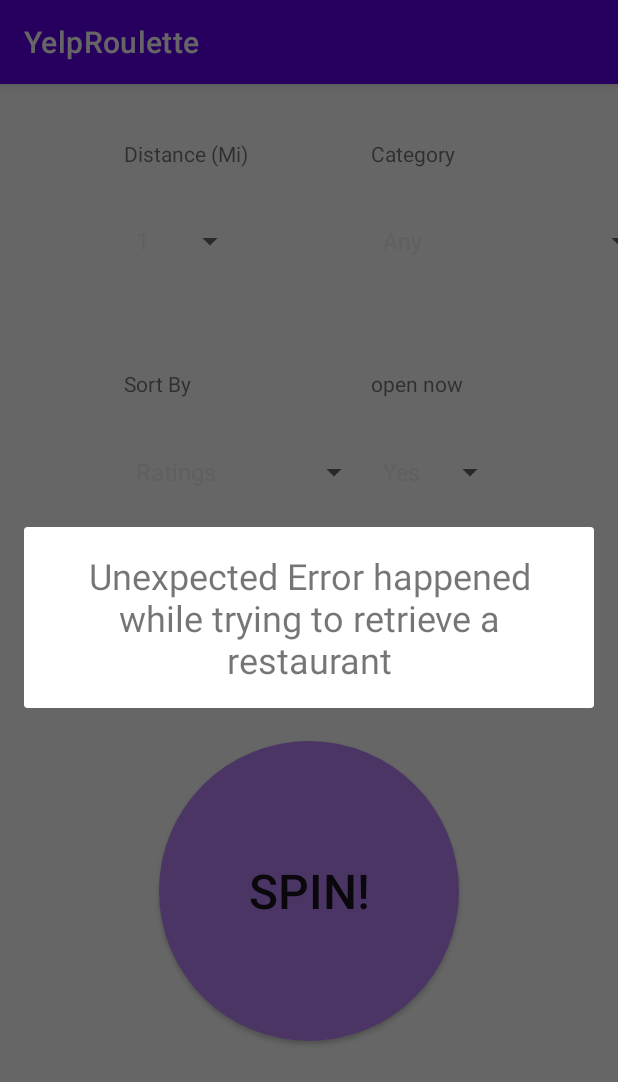
After one commit to chrishernan/YelpRoulette, an Android app: the fragment ErrorDialogFragment placed in its activity, on a phone screen of 412 x 824 dp. The commit adds this screen. Shown: the top 1082 px of the screen. Run offline under Robolectric (Android 15) with nearby library versions, the phone set to English and light mode, and no system bars; our stand-ins replace Dagger/Hilt's generated code, Room's generated code, Timber.

Commit message:
Added code to handle error scenario and null (no business) scenario.

```diff
--- a/app/src/main/java/com/example/yelproulette/IO/Repository.kt
+++ b/app/src/main/java/com/example/yelproulette/IO/Repository.kt
@@ -34,7 +34,7 @@
 
     /**
      * Fetches businesses when category is specifed (not equal to "Any")
-     * TODO add way to catch if we get back 0 results from request
+     *
      */
     suspend fun fetchCategoryBusiness(address : String,
                                       radius : String,
@@ -176,6 +176,8 @@
      * Adds all spinner/dropdown mappings to the Room database to use in our API calls
      */
     fun addAllMappingsToDB() {
+        categoryMapDao.delete("French")
+        Timber.e(categoryMapDao.getApiCategoryName("French"))
         for(i in categoryMapStringArray.toList()) {
             val splitString = i.split(",").toTypedArray()
             categoryMapDao.insert(splitString[0],splitString[1])
@@ -185,6 +187,7 @@
             val splitString = j.split(",").toTypedArray()
             sortByMapDao.insert(splitString[0],splitString[1])
         }
+        Timber.e(categoryMapDao.getApiCategoryName("French"))
         Timber.e("Room DB Populated")
     }
 
--- a/app/src/main/java/com/example/yelproulette/ViewModel/YelpViewModel.kt
+++ b/app/src/main/java/com/example/yelproulette/ViewModel/YelpViewModel.kt
@@ -21,7 +21,6 @@
 
     private val viewModelCoroutineScope = CoroutineScope(Dispatchers.IO + SupervisorJob())
     var randomYelpRestaurant = MutableLiveData<Result<BusinessesItem?>>()
-    //todo test what happens when result returns an error of some kind. and see if we handle it well
     private val coroutineExceptionHandler = CoroutineExceptionHandler { coroutineContext, exception ->
         Timber.e("Exception Thrown => $exception")
         randomYelpRestaurant.postValue(Result(
@@ -125,10 +124,12 @@
     @RequiresApi(Build.VERSION_CODES.O)
     fun populateDb() {
         viewModelCoroutineScope.launch(coroutineExceptionHandler) {
-            var populateDbJob = viewModelCoroutineScope.async {
+            val populateDbJob = viewModelCoroutineScope.async {
                 repository.addAllMappingsToDB()
             }
+            populateDbJob.await()
         }
+
     }
 
     fun clearRandomYelpRestaurant() {
--- a/app/src/main/java/com/example/yelproulette/activities/MainActivity.kt
+++ b/app/src/main/java/com/example/yelproulette/activities/MainActivity.kt
@@ -9,13 +9,11 @@
 import android.os.Build
 import android.os.Bundle
 import android.view.View
-import android.widget.RadioButton
-import android.widget.RadioGroup
-import android.widget.Spinner
-import android.widget.Toast
+import android.widget.*
 import androidx.activity.viewModels
 import androidx.annotation.RequiresApi
 import androidx.appcompat.app.AppCompatActivity
+import androidx.appcompat.app.AppCompatDelegate
 import androidx.constraintlayout.widget.ConstraintLayout
 import androidx.core.app.ActivityCompat
 import androidx.core.content.ContextCompat
@@ -27,9 +25,7 @@
 import com.example.yelproulette.IO.YelpApiHelper
 import com.example.yelproulette.R
 import com.example.yelproulette.ViewModel.YelpViewModel
-import com.example.yelproulette.fragments.ProgressBarFragment
-import com.example.yelproulette.fragments.SingleBusinessFragment
-import com.example.yelproulette.fragments.StartFragment
+import com.example.yelproulette.fragments.*
 import com.example.yelproulette.utils.Result
 import com.example.yelproulette.utils.convertMilesToMeters
 import com.google.android.gms.location.FusedLocationProviderClient
@@ -55,7 +51,7 @@
     @RequiresApi(Build.VERSION_CODES.O)
     override fun onCreate(savedInstanceState: Bundle?) {
         super.onCreate(savedInstanceState)
-        //todo change this so it only populates once or when prompted. Not everytime activity is created
+        AppCompatDelegate.setDefaultNightMode(AppCompatDelegate.MODE_NIGHT_NO)
         viewModel.populateDb()
         setContentView(R.layout.activity_main)
         supportFragmentManager.commit {
@@ -64,7 +60,6 @@
 
         }
         fusedLocationProviderClient = LocationServices.getFusedLocationProviderClient(this)
-        //todo figure out how to make observers stop observing after it's been done once.probaly resetting w/ onDestroy
         setupObservers()
         getLocationPermission()
         getDeviceLocation()
@@ -84,6 +79,8 @@
     @SuppressLint("BinaryOperationInTimber")
     private fun setupObservers() {
         val progressBarDialog  = ProgressBarFragment()
+        val zeroBusinessDialog = ZeroBusinessesDialogFragment()
+        val errorDialog = ErrorDialogFragment()
         viewModel.randomYelpRestaurant.observe(this, Observer {
             when (it.status) {
                 Result.Status.SUCCESS -> {
@@ -102,8 +99,8 @@
                     stopObservingRandomYelpBusiness()
                 }
                 Result.Status.ZERO -> {
-                    //todo display dialog saying we couldn't find any restaurants matching the current stuff
-                    Timber.e("Zero businesses returned")
+                    progressBarDialog.dismissAllowingStateLoss()
+                    zeroBusinessDialog.show(supportFragmentManager,ZeroBusinessesDialogFragment.TAG)
                 }
                 Result.Status.LOADING -> {
                     //display a Progress Bar.
@@ -111,7 +108,9 @@
 
                 }
                 Result.Status.ERROR -> {
-                    //todo display dialog saying there was an error
+                    errorDialog.show(supportFragmentManager,ErrorDialogFragment.TAG)
+                    errorDialog.requireView().findViewById<TextView>(R.id.text_view_error_dialog_fragment)
+                        .text = it.message.toString()
                 }
 
 
@@ -131,7 +130,6 @@
         if(view is RadioButton) {
             val checked = view.isChecked
 
-            //todo make background for buttons and implement logic to select and unselect other buttons.
             when(view.id) {
                 R.id.one_dollar_sign_radio_button ->
                     if(checked && !checkIfRadioButtonIsAlreadyChecked(view)) {
--- /dev/null
+++ b/app/src/main/java/com/example/yelproulette/fragments/ErrorDialogFragment.kt
@@ -0,0 +1,44 @@
+package com.example.yelproulette.fragments
+
+import android.os.Bundle
+import androidx.fragment.app.Fragment
+import android.view.LayoutInflater
+import android.view.View
+import android.view.ViewGroup
+import androidx.fragment.app.DialogFragment
+import com.example.yelproulette.R
+
+/**
+ * A simple [Fragment] subclass.
+ * Use the [ErrorDialogFragment.newInstance] factory method to
+ * create an instance of this fragment.
+ */
+class ErrorDialogFragment : DialogFragment() {
+
+    override fun onCreate(savedInstanceState: Bundle?) {
+        super.onCreate(savedInstanceState)
+    }
+
+    override fun onCreateView(
+        inflater: LayoutInflater, container: ViewGroup?,
+        savedInstanceState: Bundle?
+    ): View? {
+        // Inflate the layout for this fragment
+        return inflater.inflate(R.layout.fragment_error_dialog, container, false)
+    }
+
+    companion object {
+        /**
+         * Use this factory method to create a new instance of
+         * this fragment using the provided parameters.
+         *
+         * @return A new instance of fragment ErrorDialogFragment.
+         */
+        @JvmStatic
+        fun newInstance() =
+            ErrorDialogFragment()
+
+        const val TAG = "ErrorDialogFragment"
+
+    }
+}
--- a/app/src/main/java/com/example/yelproulette/fragments/ProgressBarFragment.kt
+++ b/app/src/main/java/com/example/yelproulette/fragments/ProgressBarFragment.kt
@@ -1,7 +1,5 @@
 package com.example.yelproulette.fragments
 
-import android.app.AlertDialog
-import android.app.Dialog
 import android.os.Bundle
 import android.view.LayoutInflater
 import android.view.View
@@ -14,8 +12,7 @@
     override fun onCreateView(inflater: LayoutInflater, container: ViewGroup?, savedInstanceState: Bundle?): View? {
         super.onCreateView(inflater, container, savedInstanceState)
         //inflater.inflate(R.layout.fragment_progress_bar_fragment,container,false)
-        val view : View = inflater.inflate(R.layout.fragment_progress_bar_fragment,container, false)
-        return view
+        return inflater.inflate(R.layout.fragment_progress_bar_fragment,container, false)
     }
 
     companion object {
--- a/app/src/main/java/com/example/yelproulette/fragments/SingleBusinessFragment.kt
+++ b/app/src/main/java/com/example/yelproulette/fragments/SingleBusinessFragment.kt
@@ -246,7 +246,6 @@
          *
          * @return A new instance of fragment SingleBusinessFragment.
          */
-        // TODO: Rename and change types and number of parameters
         @JvmStatic
         fun newInstance() = SingleBusinessFragment()
 
--- a/app/src/main/java/com/example/yelproulette/room/CategoryMapDao.kt
+++ b/app/src/main/java/com/example/yelproulette/room/CategoryMapDao.kt
@@ -16,10 +16,8 @@
     @Query("INSERT INTO CategoryMap (category,apiCategoryName) VALUES (:category,:apiCategoryName)")
     fun insert(category : String, apiCategoryName : String)
 
-    @Insert
-    fun insertAll(vararg categoryMaps : CategoryMap)
+    @Query("DELETE FROM CategoryMap WHERE category = :category")
+    fun delete(category: String)
 
-    @Delete
-    fun delete(categoryMap : CategoryMap)
 
 }
--- a/app/src/main/java/com/example/yelproulette/utils/UtilityFunctions.kt
+++ b/app/src/main/java/com/example/yelproulette/utils/UtilityFunctions.kt
@@ -1,5 +1,9 @@
 package com.example.yelproulette.utils
 
+import timber.log.Timber
+
 fun convertMilesToMeters(miles: Int) : Int {
-    return miles*Constants.METER_TO_MILE
+    val meters = miles*Constants.METER_TO_MILE
+    Timber.e("Miles => $miles  :   Meters => $meters")
+    return meters
 }
--- /dev/null
+++ b/app/src/main/res/layout/fragment_error_dialog.xml
@@ -0,0 +1,20 @@
+<?xml version="1.0" encoding="utf-8"?>
+<LinearLayout
+    android:id="@+id/error_dialog_fragment_layout"
+    xmlns:android="http://schemas.android.com/apk/res/android"
+    android:layout_width="match_parent"
+    android:layout_height="match_parent"
+    android:gravity="center"
+    android:orientation="vertical">
+
+    <TextView
+        android:id="@+id/text_view_error_dialog_fragment"
+        android:layout_width="wrap_content"
+        android:layout_height="wrap_content"
+        android:textAlignment="center"
+        android:text="@string/error_dialog_text"
+        android:layout_margin="@dimen/medium_margin_size"
+        android:textSize="@dimen/medium_text_size"/>
+
+
+</LinearLayout>
--- a/app/src/main/res/values/strings.xml
+++ b/app/src/main/res/values/strings.xml
@@ -19,6 +19,12 @@
     <string name="progress_bar_text">Finding Random Restaurant</string>
     <string name="business_title_string">SAMPLE SINGLE BUSINESS</string>
 
+    <!-- Progress Bar Layout values -->
+    <string name="zero_business_text">No restaurants found that fit your selection :(</string>
+
+    <!-- Progress Bar Layout values -->
+    <string name="error_dialog_text">Unexpected Error happened while trying to retrieve a restaurant</string>
+
     <!-- single business activity string values -->
     <string name="business_food_image_view">BUSINESS FOOD PHOTO</string>
     <string name="num_of_ratings_place_holder">100</string>
@@ -26,7 +32,7 @@
     <string name="directions_button">Directions</string>
     <string name="yelp_button">Yelp</string>
 
-
+    <string name="hello_blank_fragment">Hello blank fragment</string>
 
 
 </resources>
--- a/build.gradle
+++ b/build.gradle
@@ -8,7 +8,7 @@
         jcenter()
     }
     dependencies {
-        classpath "com.android.tools.build:gradle:4.1.2"
+        classpath 'com.android.tools.build:gradle:4.1.3'
         classpath "org.jetbrains.kotlin:kotlin-gradle-plugin:$kotlin_version"
         classpath "com.google.dagger:hilt-android-gradle-plugin:$hilt_version"
 
```
Also changed, not shown: app/src/main/java/com/example/yelproulette/fragments/StartFragment.kt (+1 -8 lines), app/src/main/java/com/example/yelproulette/fragments/ZeroBusinessesDialogFragment.kt (added, +42 -0 lines), app/src/main/res/layout/fragment_zero_businesses_dialog.xml (added, +20 -0 lines).
